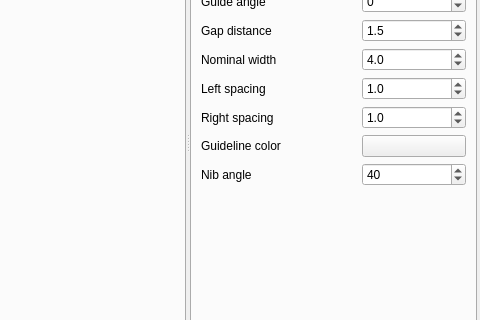
Qt form pytalic2.ui (dsizzle/pytalic2) before a commit; both pictures show x 544 to 1024 and y 301 to 621 of the 1024 by 768 pixel window.
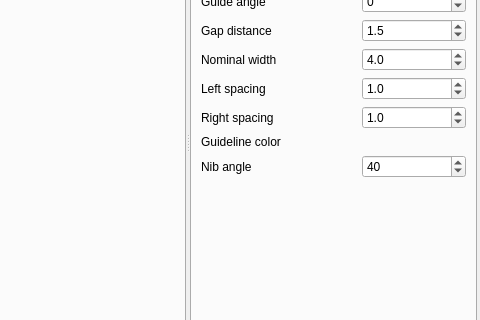
The same form after that commit. The open tabs and pages were chosen to show the change. Icons and pictures are not drawn.

Commit message: Replace color button

What changed in the file:
```diff
--- a/pytalic2.ui
+++ b/pytalic2.ui
@@ -657,13 +657,6 @@
                </property>
               </widget>
              </item>
-             <item row="11" column="1">
-              <widget class="QPushButton" name="guides_color_button">
-               <property name="text">
-                <string/>
-               </property>
-              </widget>
-             </item>
              <item row="12" column="1">
               <widget class="QSpinBox" name="char_set_nib_angle_spin">
                <property name="wrapping">
@@ -691,6 +684,9 @@
                </property>
               </widget>
              </item>
+             <item row="11" column="1">
+              <widget class="QWidget" name="button_placeholder" native="true"/>
+             </item>
             </layout>
            </widget>
           </widget>
```
Left out of the diff: 2 changed lines with no effect on the pictures. The commit also changes 2 other files.
